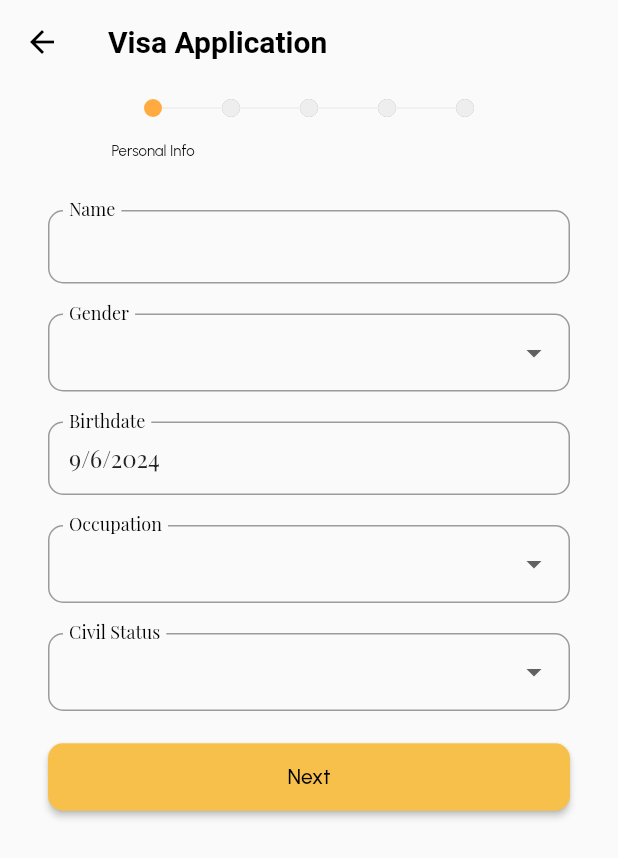
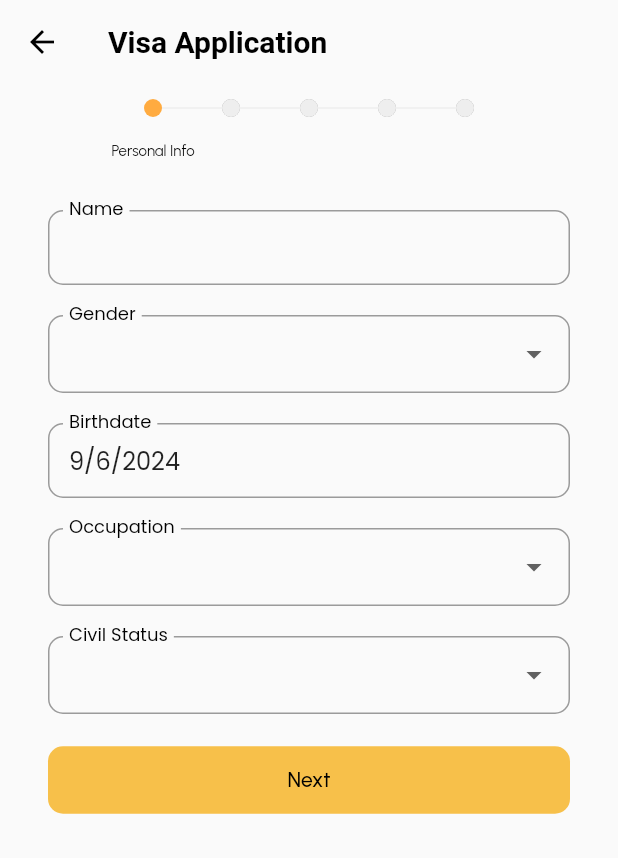
Before and after one commit to Team-SegFault/GoSL, a Flutter app: the VisaApplicationPage screen opened directly, on a phone screen of 412 x 824 dp. Shown: the top 858 px of the screen. Run offline on Flutter 3.47's test engine with Material 3 defaults, Android fonts, the phone set to English and light mode, and no system bars; drawn by our look-alikes of easy_stepper, flutter_form_builder; our stand-ins replace flutter_svg, gap, get, google_fonts, iconsax; missing offline and left inert: dart:ffi.

Commit message:
updated text theme

```diff
--- a/Frontend/lib/theme.dart
+++ b/Frontend/lib/theme.dart
@@ -15,8 +15,8 @@ var theme = ThemeData(
   ),
   textTheme: GoogleFonts.urbanistTextTheme().copyWith(
     titleLarge: GoogleFonts.playfairDisplay(),
-    titleMedium: GoogleFonts.playfairDisplay(),
-    titleSmall: GoogleFonts.playfairDisplay(),
+    titleMedium: GoogleFonts.poppins(),
+    titleSmall: GoogleFonts.poppins(),
   ),
   appBarTheme: const AppBarTheme(
     backgroundColor: Color(0xfffafafa),
@@ -30,6 +30,7 @@ var theme = ThemeData(
   ),
   elevatedButtonTheme: ElevatedButtonThemeData(
     style: ElevatedButton.styleFrom(
+      elevation: 0,
       backgroundColor: Color(0xFFF7C04A),
       padding: const EdgeInsets.all(14),
       shape: RoundedRectangleBorder(
```
